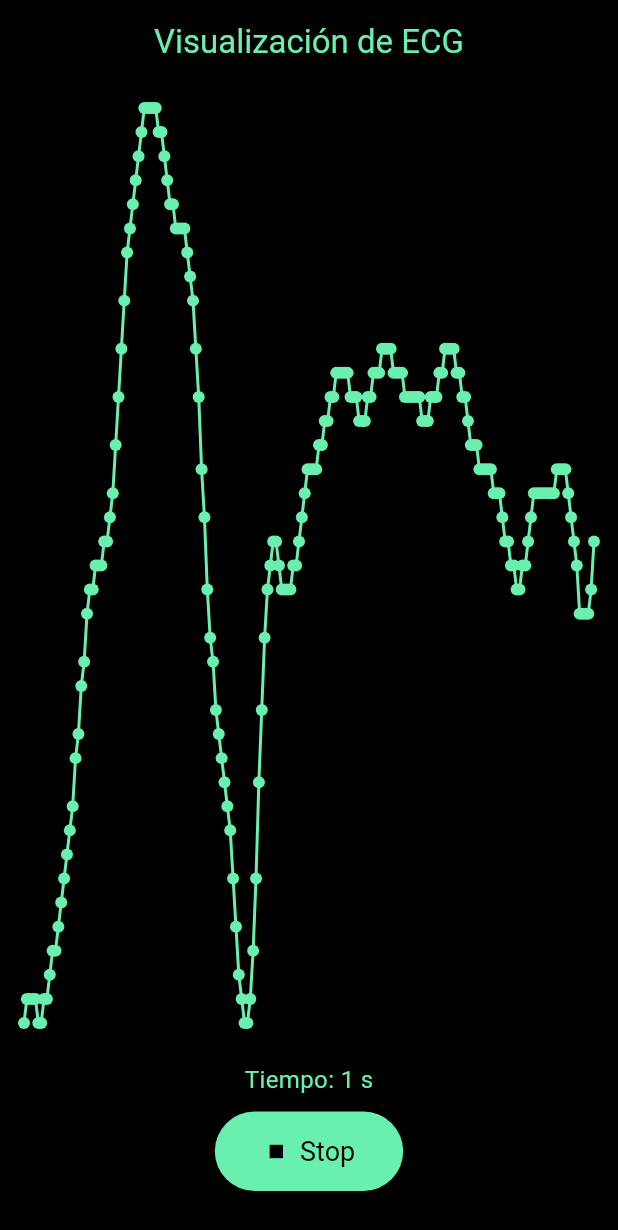
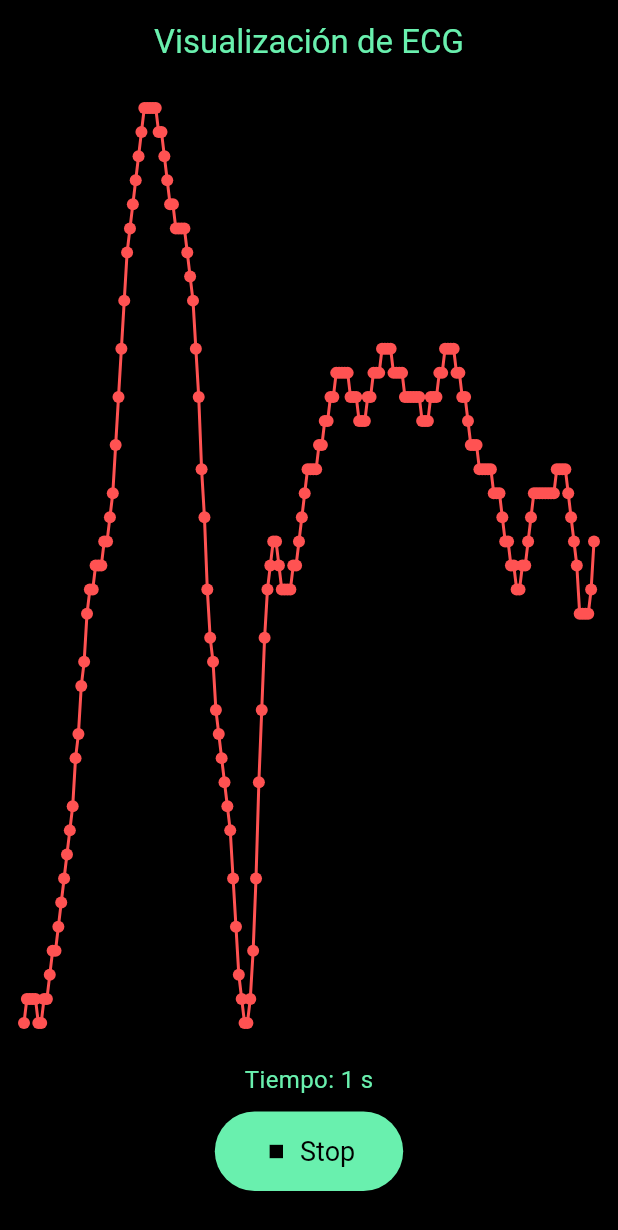
Before and after one commit to Abrahamador18/ECG_App_Rafa, a Flutter app: the screen it shows after launch, after a tap on "Start", on a phone screen of 412 x 824 dp. Shown: the top 1230 px of the screen. Run offline on Flutter 3.47's test engine with Material 3 defaults, Android fonts, the phone set to English and light mode, and no system bars; drawn by our look-alikes of fl_chart.

Commit message:
Cambio de color a Rojo, Pedro

```diff
--- a/lib/main.dart
+++ b/lib/main.dart
@@ -143,7 +143,7 @@ class _ECGScreenState extends State<ECGScreen> {
                           LineChartBarData(
                             spots: displayedData,
                             isCurved: false,
-                            color: Colors.greenAccent,
+                            color: Colors.redAccent,
                             barWidth: 2,
                           ),
                         ],
```
